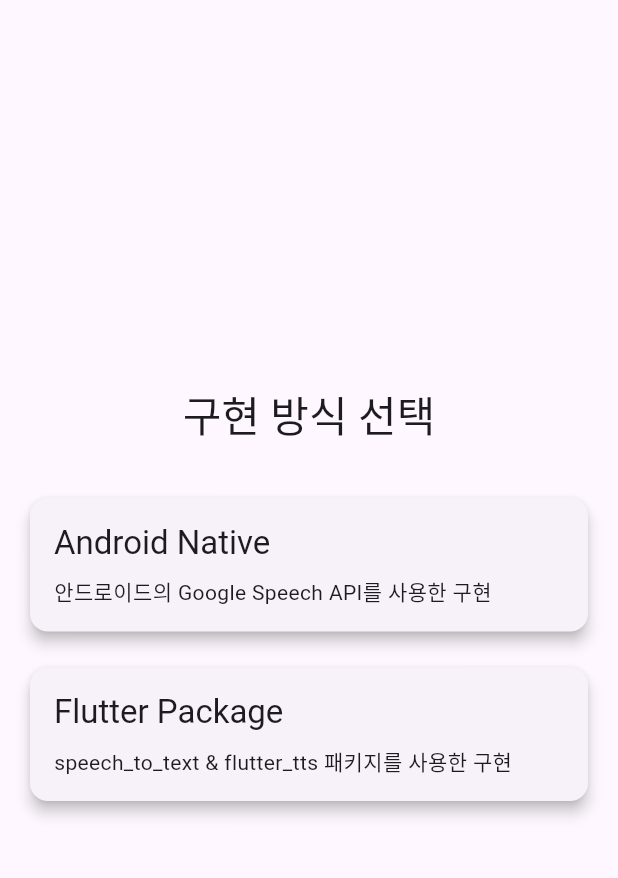
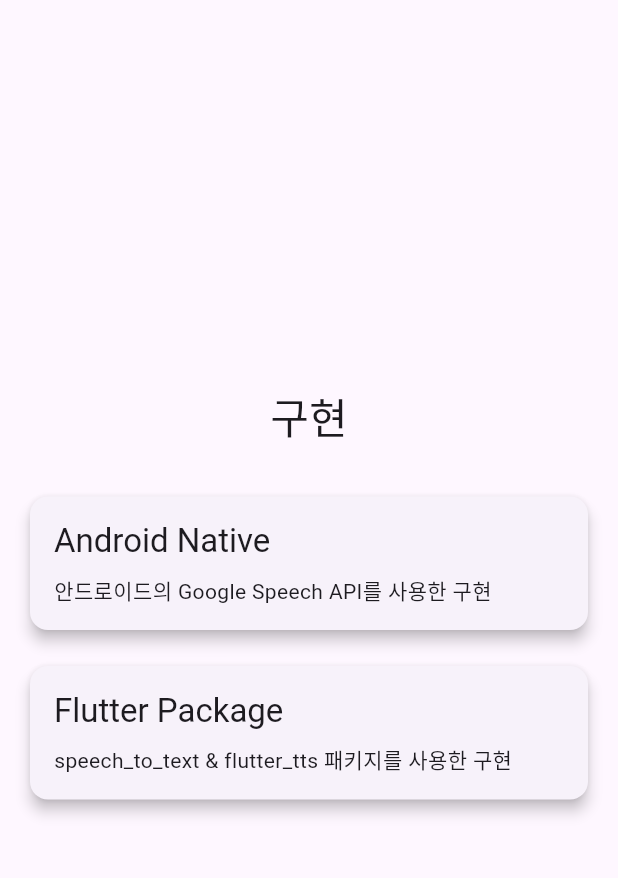
Before and after one commit to bwlee-dix/stt-tts-demo, a Flutter app: the screen it shows after launch, on a phone screen of 412 x 824 dp, the part 63-941 px from its top. Run offline on Flutter 3.47's test engine with Material 3 defaults, Android fonts, the phone set to English and light mode, and no system bars; our stand-ins replace flutter_tts, speech_to_text.

Commit message:
fix: words

```diff
--- a/lib/main.dart
+++ b/lib/main.dart
@@ -39,7 +39,7 @@
           mainAxisAlignment: MainAxisAlignment.center,
           children: [
             Text(
-              '구현 방식 선택',
+              '구현',
               style: Theme.of(context).textTheme.headlineMedium,
               textAlign: TextAlign.center,
             ),
```
